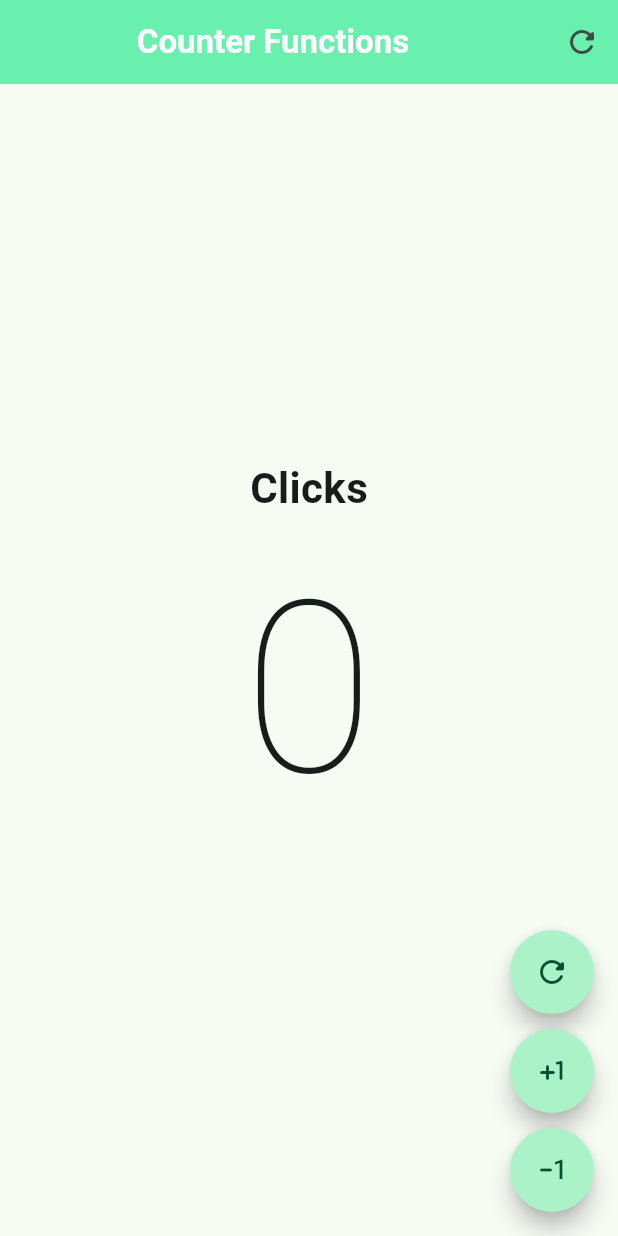
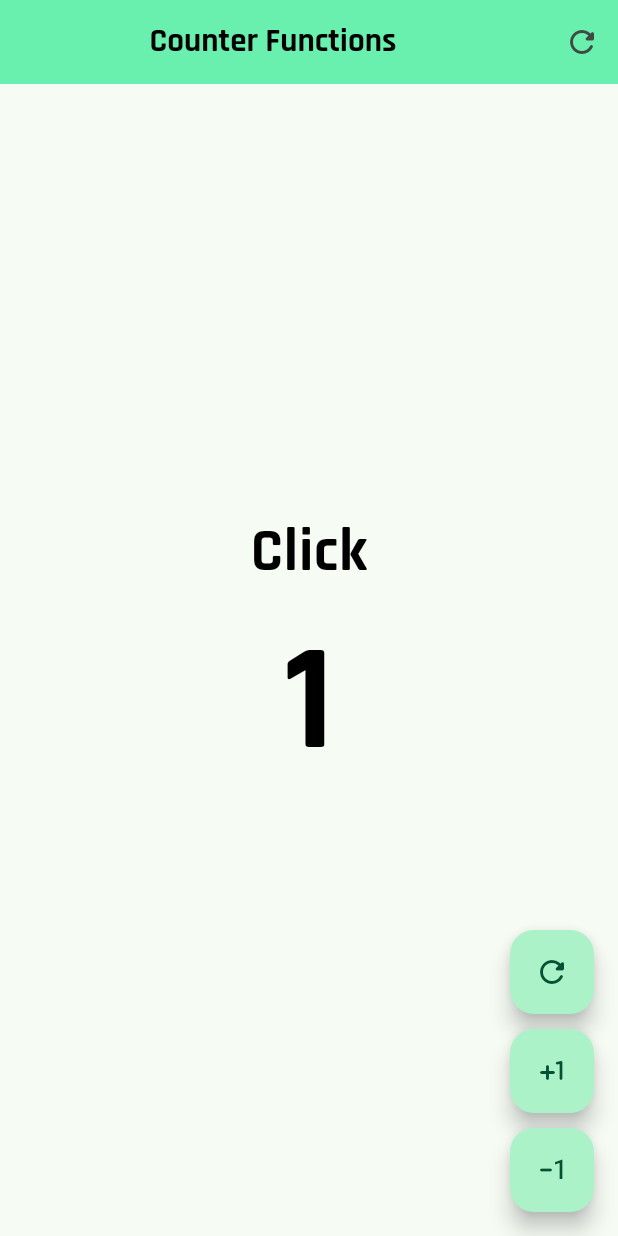
Before and after one commit to Eliasnew52/DevTalles-Flutter, a Flutter app: the screen it shows after launch, after a tap on the "plus one" icon, on a phone screen of 412 x 824 dp. Run offline on Flutter 3.47's test engine with Material 3 defaults, Android fonts, the phone set to English and light mode, and no system bars; our stand-ins replace google_fonts.

Commit message:
Added Google Fonts Dependency :rocket:

```diff
--- a/HelloWorldApp/hello_world_app/lib/src/screens/counter_functions_screen.dart
+++ b/HelloWorldApp/hello_world_app/lib/src/screens/counter_functions_screen.dart
@@ -1,4 +1,5 @@
 import 'package:flutter/material.dart';
+import 'package:google_fonts/google_fonts.dart';
 
 class CounterFunctionsScreen extends StatefulWidget {
 
@@ -20,7 +21,7 @@ class _CounterFunctionsScreenState extends State<CounterFunctionsScreen> {
     return Scaffold(
         appBar: AppBar( //AppBar no es Constante debido a que sus dimensiones son dinamicas en dependencia de la pantalla
           backgroundColor: Colors.greenAccent,
-          title: const Center(child: Text('Counter Functions', style: TextStyle(color: Colors.white, fontWeight: FontWeight.bold),)),
+          title: Center(child: Text('Counter Functions', style: GoogleFonts.rajdhani(fontWeight: FontWeight.bold, color: Colors.black,))),
           actions: [
             IconButton(
             icon: Icon(Icons.refresh_rounded),
@@ -36,8 +37,8 @@ class _CounterFunctionsScreenState extends State<CounterFunctionsScreen> {
             //Para tomar en Centro de la Columna, usamos el mainAxisAligment
             mainAxisAlignment: MainAxisAlignment.center,
              children:  [
-               Text(clickCounter == 1 ?'Click' : 'Clicks', style: const TextStyle( fontSize: 28, fontWeight: FontWeight.bold)),
-              Text('$clickCounter', style:  const TextStyle( fontSize: 160, fontWeight: FontWeight.w100, ),),
+              Text(clickCounter == 1 ?'Click' : 'Clicks', style: GoogleFonts.rajdhani(fontSize: 40, fontWeight: FontWeight.bold, color: Colors.black,)),
+              Text('$clickCounter', style: GoogleFonts.rajdhani(fontSize: 100, fontWeight: FontWeight.bold, color: Colors.black,)),
             ],
           ),
         ),
@@ -46,15 +47,31 @@ class _CounterFunctionsScreenState extends State<CounterFunctionsScreen> {
           mainAxisAlignment: MainAxisAlignment.end,
           children: [
             //Refresh
-            CustomButton(icon: Icons.refresh_rounded),
+            CustomButton(icon: Icons.refresh_rounded,
+            onPressed: (){
+              setState(() {
+                clickCounter = 0;
+              });
+            },),
             const SizedBox( height: 10),
 
             //Sum Button
-            CustomButton(icon: Icons.plus_one_rounded),
+            CustomButton(icon: Icons.plus_one_rounded,
+            onPressed: (){
+              setState(() {
+                clickCounter++;
+              });
+            },),
 
             const SizedBox( height: 10),
             //Minus Button
-            CustomButton(icon: Icons.exposure_minus_1_rounded),
+            CustomButton(icon: Icons.exposure_minus_1_rounded,
+            onPressed: () {
+              setState(() {
+                if(clickCounter == 0) return;
+                clickCounter--;
+              });
+            },),
           ],
 
         )
@@ -64,22 +81,22 @@ class _CounterFunctionsScreenState extends State<CounterFunctionsScreen> {
 
 class CustomButton extends StatelessWidget {
 
+
   final IconData icon;
+  final VoidCallback? onPressed;
 
   const CustomButton({
     super.key,
     required this.icon,
-
+    this.onPressed,
   });
 
   @override
   Widget build(BuildContext context) {
     return FloatingActionButton(
-      shape: const StadiumBorder(),
-      onPressed: ()  {
-
-              },
-              child:   Icon(icon)
+      enableFeedback: true,
+      onPressed: onPressed,
+      child:   Icon(icon)
               );
   }
 }
```
